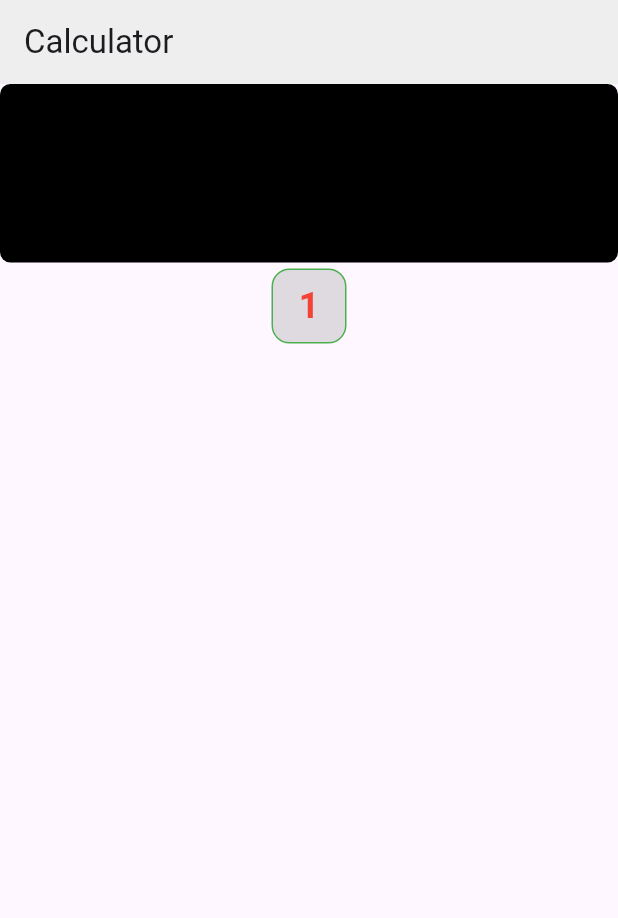
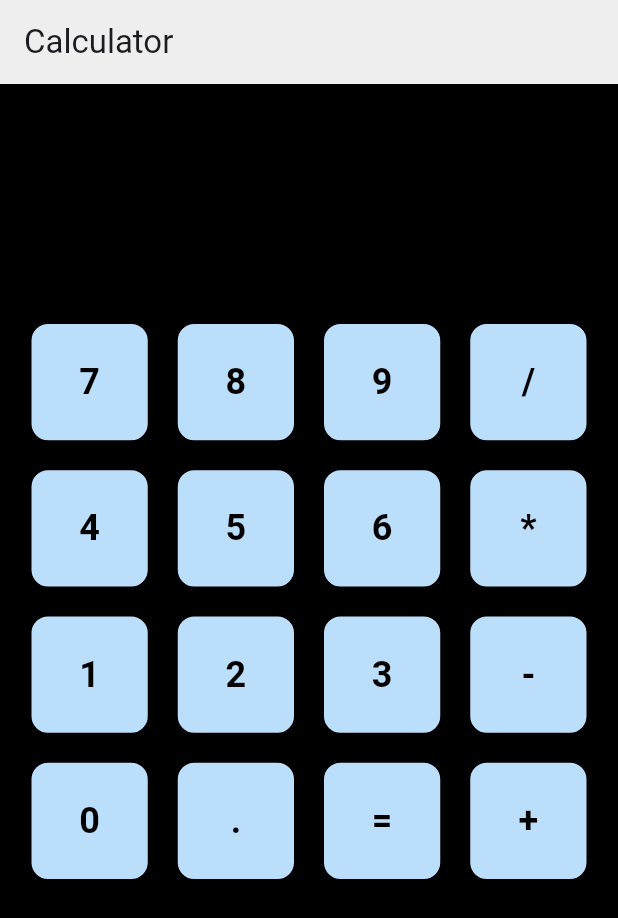
Before and after one commit to Azm1-afk/calculator_app, a Flutter app: the screen it shows after launch, on a phone screen of 412 x 824 dp. Shown: the top 918 px of the screen. Run offline on Flutter 3.47's test engine with Material 3 defaults, Android fonts, the phone set to English and light mode, and no system bars.

Commit message:
Got the layout up and running.
Next is the logic behind the application; how the buttons will function.

```diff
--- a/lib/home.dart
+++ b/lib/home.dart
@@ -1,5 +1,5 @@
 import 'package:flutter/material.dart';
-import 'widgets/build_button.dart';
+import 'widgets/num_button.dart';
 
 class Home extends StatelessWidget {
   const Home({super.key});
@@ -8,7 +8,27 @@ class Home extends StatelessWidget {
   Widget build(BuildContext context) {
     // TextEditingController inputControl = TextEditingController();
 
+    final List<String> buttons = [
+      '7',
+      '8',
+      '9',
+      '/',
+      '4',
+      '5',
+      '6',
+      '*',
+      '1',
+      '2',
+      '3',
+      '-',
+      '0',
+      '.',
+      '=',
+      '+',
+    ];
+
     return Scaffold(
+      backgroundColor: Colors.black,
       appBar: AppBar(
         title: Text('Calculator'),
         backgroundColor: Colors.grey[200],
@@ -34,15 +54,17 @@ class Home extends StatelessWidget {
             ),
           ),
 
-          SizedBox(
-            child: NumButton(
-              text: '1',
-              textColor: Colors.red,
-              backGroundColor: Colors.black12,
-              borderColor: Colors.green,
+          SizedBox(height: 20),
+
+          Expanded(
+            child: GridView.count(
+              crossAxisCount: 4,
+              crossAxisSpacing: 10,
+              mainAxisSpacing: 10,
+              padding: const EdgeInsets.all(16.0),
+              children: buttons.map((value) => NumButton(text: value)).toList(),
             ),
           ),
-
         ],
       ),
     );
--- a/lib/widgets/build_button.dart
+++ b/lib/widgets/num_button.dart
@@ -1,17 +1,11 @@
-import 'package:flutter/cupertino.dart';
+import 'package:flutter/material.dart';
 
 class NumButton extends StatelessWidget {
-  final Color textColor;
-  final Color backGroundColor;
-  final Color borderColor;
   final String text;
 
   const NumButton({
     Key? key,
     required this.text,
-    required this.textColor,
-    required this.backGroundColor,
-    required this.borderColor,
   }) : super(key: key);
 
   @override
@@ -19,17 +13,17 @@ class NumButton extends StatelessWidget {
     return Container(
       margin: const EdgeInsets.all(4),
       decoration: BoxDecoration(
-        color: backGroundColor,
-        border: Border.all(color: borderColor),
+        color: Colors.blue[100],
+        border: Border.all(color: Colors.black),
         borderRadius: BorderRadius.circular(12),
       ),
-      width: 50,
-      height: 50,
+      width: 80,
+      height: 80,
       child: Center(
         child: Text(
           text,
           style: TextStyle(
-            color: textColor,
+            color: Colors.black,
             fontSize: 24,
             fontWeight: FontWeight.bold,
           ),
```
